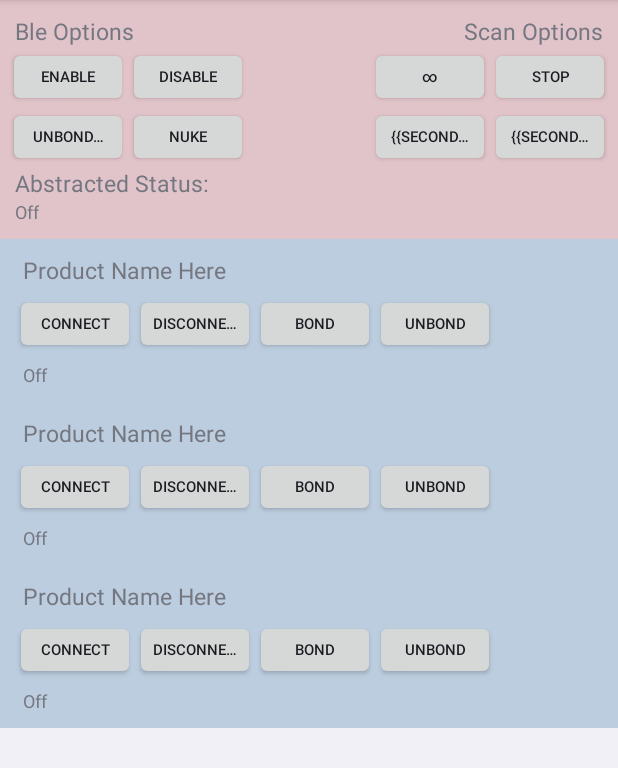
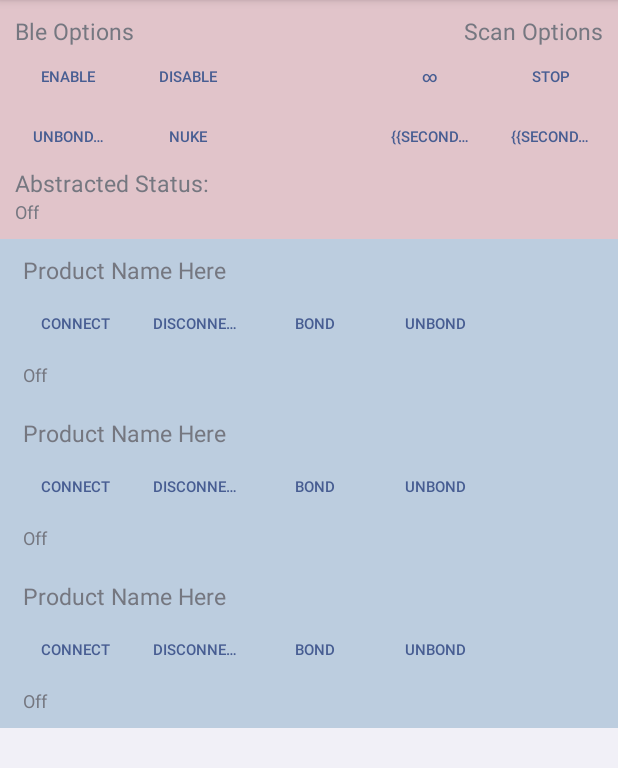
Before and after one commit to HubbellCorp/SweetBlue, an Android app: the layout my_activity.xml on its own in the app's theme, with its tools: preview values and no code run, on a phone screen of 412 x 824 dp, the part 84-852 px from its top. Run offline under Robolectric (Android 15) with nearby library versions, the light colour scheme and no system bars.

Commit message:
Addressed most lint issues for ble util app

```diff
--- a/samples/ble_util/src/main/AndroidManifest.xml
+++ b/samples/ble_util/src/main/AndroidManifest.xml
@@ -9,6 +9,7 @@
 	<application
 		android:icon="@mipmap/ic_launcher"
 		android:roundIcon="@mipmap/ic_launcher_round"
+		android:supportsRtl="true"
 		android:label="@string/app_name"
 		android:theme="@style/AppTheme">
 
--- a/samples/ble_util/src/main/res/layout/device_cell.xml
+++ b/samples/ble_util/src/main/res/layout/device_cell.xml
@@ -31,7 +31,8 @@
 			android:layout_height="@dimen/scan_button_height"
 			android:singleLine="true"
 			android:text="@string/device_connect"
-			android:textSize="@dimen/button_font_size" />
+			android:textSize="@dimen/button_font_size"
+			style="?android:attr/buttonBarButtonStyle" />
 
 		<Button
 			android:id="@+id/disconnectButton"
@@ -39,7 +40,8 @@
 			android:layout_height="@dimen/scan_button_height"
 			android:singleLine="true"
 			android:text="@string/device_disconnect"
-			android:textSize="@dimen/button_font_size" />
+			android:textSize="@dimen/button_font_size"
+			style="?android:attr/buttonBarButtonStyle" />
 
 		<Button
 			android:id="@+id/bondButton"
@@ -47,7 +49,8 @@
 			android:layout_height="@dimen/scan_button_height"
 			android:singleLine="true"
 			android:text="@string/device_bond"
-			android:textSize="@dimen/button_font_size" />
+			android:textSize="@dimen/button_font_size"
+			style="?android:attr/buttonBarButtonStyle" />
 
 		<Button
 			android:id="@+id/unbondButton"
@@ -55,7 +58,8 @@
 			android:layout_height="@dimen/scan_button_height"
 			android:singleLine="true"
 			android:text="@string/device_unbond"
-			android:textSize="@dimen/button_font_size" />
+			android:textSize="@dimen/button_font_size"
+			style="?android:attr/buttonBarButtonStyle" />
 
 	</LinearLayout>
 
--- a/samples/ble_util/src/main/res/layout/my_activity.xml
+++ b/samples/ble_util/src/main/res/layout/my_activity.xml
@@ -15,20 +15,22 @@
 
 		<LinearLayout
 			android:layout_width="match_parent"
-			android:layout_height="wrap_content"
+			android:layout_height="0dp"
 			android:layout_weight="1"
-			android:orientation="horizontal">
+			android:orientation="horizontal"
+			android:baselineAligned="false">
 
 			<LinearLayout
 				android:layout_width="0dp"
 				android:layout_height="wrap_content"
 				android:layout_weight="1"
-				android:orientation="vertical">
+				android:orientation="vertical"
+				tools:ignore="NestedWeights">
 
 				<TextView
 					android:layout_width="wrap_content"
 					android:layout_height="wrap_content"
-					android:layout_marginLeft="10dp"
+					android:layout_marginStart="10dp"
 					android:layout_marginTop="10dp"
 					android:text="@string/ble_options"
 					android:textSize="@dimen/default_font_size" />
@@ -36,7 +38,7 @@
 				<LinearLayout
 					android:layout_width="match_parent"
 					android:layout_height="wrap_content"
-					android:layout_marginLeft="5dp"
+					android:layout_marginStart="5dp"
 					android:orientation="vertical">
 
 					<LinearLayout
@@ -49,7 +51,8 @@
 							android:layout_height="@dimen/scan_button_height"
 							android:singleLine="true"
 							android:text="@string/ble_enable"
-							android:textSize="@dimen/button_font_size" />
+							android:textSize="@dimen/button_font_size"
+							style="?android:attr/buttonBarButtonStyle" />
 
 						<Button
 							android:id="@+id/disableButton"
@@ -57,7 +60,8 @@
 							android:layout_height="@dimen/scan_button_height"
 							android:singleLine="true"
 							android:text="@string/ble_disable"
-							android:textSize="@dimen/button_font_size" />
+							android:textSize="@dimen/button_font_size"
+							style="?android:attr/buttonBarButtonStyle" />
 
 					</LinearLayout>
 
@@ -71,7 +75,8 @@
 							android:layout_height="@dimen/scan_button_height"
 							android:singleLine="true"
 							android:text="@string/ble_unbond_all"
-							android:textSize="@dimen/button_font_size" />
+							android:textSize="@dimen/button_font_size"
+							style="?android:attr/buttonBarButtonStyle" />
 
 						<Button
 							android:id="@+id/nukeButton"
@@ -79,7 +84,8 @@
 							android:layout_height="@dimen/scan_button_height"
 							android:singleLine="true"
 							android:text="@string/ble_nuke"
-							android:textSize="@dimen/button_font_size" />
+							android:textSize="@dimen/button_font_size"
+							style="?android:attr/buttonBarButtonStyle" />
 
 					</LinearLayout>
 
@@ -97,7 +103,7 @@
 				<TextView
 					android:layout_width="wrap_content"
 					android:layout_height="wrap_content"
-					android:layout_marginRight="10dp"
+					android:layout_marginEnd="10dp"
 					android:layout_marginTop="10dp"
 					android:text="@string/scan_options"
 					android:textSize="@dimen/default_font_size" />
@@ -105,7 +111,7 @@
 				<LinearLayout
 					android:layout_width="wrap_content"
 					android:layout_height="match_parent"
-					android:layout_marginRight="5dp"
+					android:layout_marginEnd="5dp"
 					android:orientation="vertical">
 
 					<LinearLayout
@@ -118,7 +124,8 @@
 							android:layout_height="@dimen/scan_button_height"
 							android:singleLine="true"
 							android:text="@string/scan_infinite"
-							android:textSize="@dimen/button_font_size" />
+							android:textSize="@dimen/button_font_size"
+							style="?android:attr/buttonBarButtonStyle" />
 
 						<Button
 							android:id="@+id/stopScanButton"
@@ -126,7 +133,8 @@
 							android:layout_height="@dimen/scan_button_height"
 							android:singleLine="true"
 							android:text="@string/stop_scanning"
-							android:textSize="@dimen/button_font_size" />
+							android:textSize="@dimen/button_font_size"
+							style="?android:attr/buttonBarButtonStyle" />
 					</LinearLayout>
 
 					<LinearLayout
@@ -139,7 +147,8 @@
 							android:layout_height="@dimen/scan_button_height"
 							android:singleLine="true"
 							android:text="@string/scan_for_x_sec"
-							android:textSize="@dimen/button_font_size" />
+							android:textSize="@dimen/button_font_size"
+							style="?android:attr/buttonBarButtonStyle" />
 
 						<Button
 							android:id="@+id/scanPeriodicallyButton"
@@ -147,7 +156,8 @@
 							android:layout_height="@dimen/scan_button_height"
 							android:singleLine="true"
 							android:text="@string/scan_for_x_sec_repeated"
-							android:textSize="@dimen/button_font_size" />
+							android:textSize="@dimen/button_font_size"
+							style="?android:attr/buttonBarButtonStyle" />
 					</LinearLayout>
 
 				</LinearLayout>
@@ -156,7 +166,7 @@
 
 		</LinearLayout>
 
-		<LinearLayout xmlns:android="http://schemas.android.com/apk/res/android"
+		<LinearLayout
 			android:layout_width="match_parent"
 			android:layout_height="wrap_content"
 			android:layout_marginBottom="10dp"
--- a/sweetunit/src/main/java/com/idevicesinc/sweetblue/UnitTestLogger.java
+++ b/sweetunit/src/main/java/com/idevicesinc/sweetblue/UnitTestLogger.java
@@ -21,6 +21,7 @@ package com.idevicesinc.sweetblue;
 import android.util.Log;
 import java.text.SimpleDateFormat;
 import java.util.Date;
+import java.util.Locale;
 
 /**
  * Implementation of {@link SweetLogger} which just prints logs to the console via System.out.println().
@@ -33,7 +34,7 @@ public class UnitTestLogger implements SweetLogger
     @Override public void onLogEntry(int level, String tag, String msg)
     {
         if (m_timeFormatter == null)
-            m_timeFormatter = new SimpleDateFormat("[HH:mm:ss.SSS]");
+            m_timeFormatter = new SimpleDateFormat("[HH:mm:ss.SSS]", Locale.US);
         StringBuilder b = new StringBuilder();
         b.append(m_timeFormatter.format(new Date())).append("  ");
         switch (level)
```
